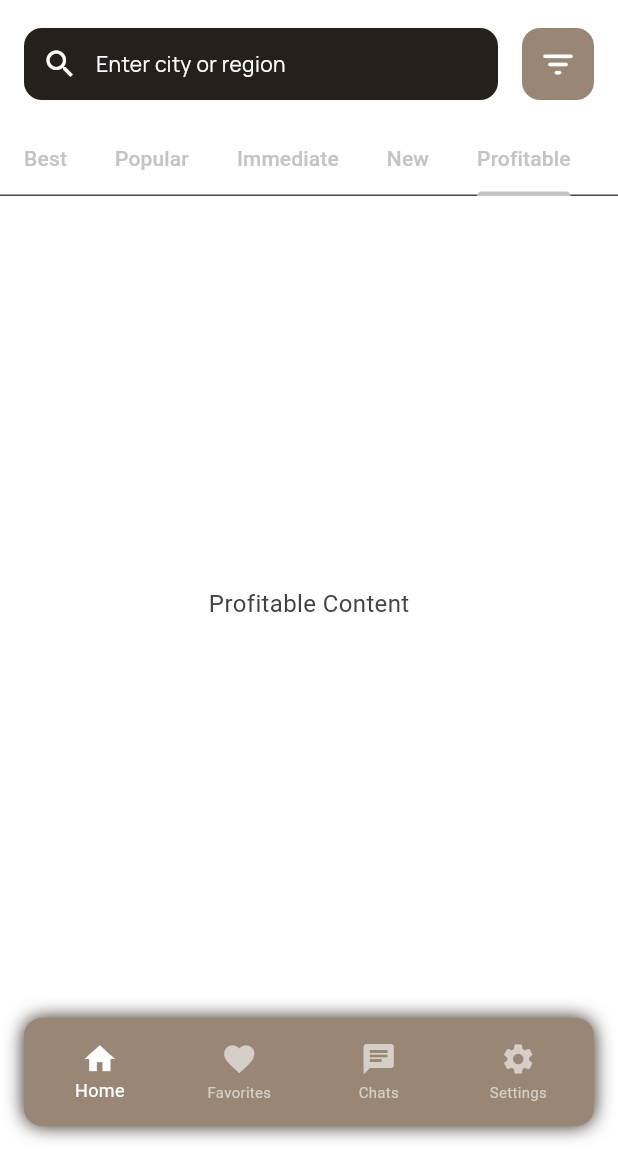
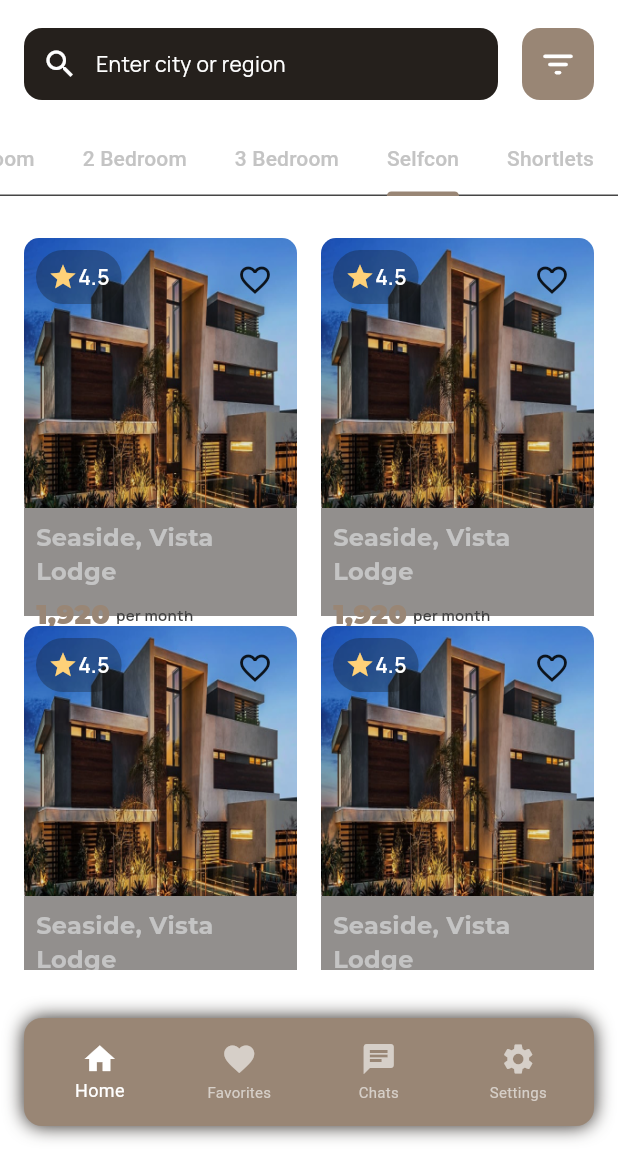
Before and after one commit to OgTEK/Arockt, a Flutter app: the screen it shows after launch, tab 5 chosen, after a tap on the "search" icon, on a phone screen of 412 x 824 dp, the part 86-1236 px from its top. Run offline on Flutter 3.47's test engine with Material 3 defaults, Android fonts, the phone set to English and light mode, and no system bars; our stand-ins replace carousel_slider, gap, google_fonts; network calls fail.

```diff
--- a/lib/components/agentcard.dart
+++ b/lib/components/agentcard.dart
@@ -19,18 +19,12 @@ class AgentCard extends StatelessWidget {
 
   @override
   Widget build(BuildContext context) {
-    return Container(
-      decoration: BoxDecoration(
-        border: Border(
-        ),
-      ),
-
-      child: Column(
-        crossAxisAlignment: CrossAxisAlignment.center,
+    return Column(
+      crossAxisAlignment: CrossAxisAlignment.start,
       children: [
         Container(
-            height: 100,
-            width: 110,
+          height: 120,
+          width: 140,
           decoration: const BoxDecoration(
             image: DecorationImage(
               image: AssetImage(
@@ -41,37 +35,31 @@ class AgentCard extends StatelessWidget {
             ),
             borderRadius: BorderRadius.vertical(top: Radius.circular(10)),
           ),
-          ),
-          Gap(12),
-          Container(
-            // width: 130,
-            // height: 180,
-            // color: Color(0xFF25201C),
-            child: Column(
+        ),//image
+        Gap(8),
+        Row(
           mainAxisAlignment: MainAxisAlignment.start,
-              crossAxisAlignment: CrossAxisAlignment.start,
+          crossAxisAlignment: CrossAxisAlignment.center,
           children: [
             Text(
               Name,
               style: GoogleFonts.montserrat(
-                    fontWeight: FontWeight.bold,
-                    fontSize: 16,
+                fontWeight: FontWeight.normal,
+                fontSize: 14,
                 color: const Color(0xFFC4C4C4),
               ),
             ),
-                Gap(4),
+            Gap(36),
             Text(
               rating,
               style: GoogleFonts.sen(
-                    fontSize: 16,
-                    color: const Color(0xFFA1A7B0),
+                fontSize: 12,
+                color: const Color(0XFFFFD178),
               ),
             ),
           ],
         ),
-          ),
       ],
-      ),
     );
   }
 }
--- /dev/null
+++ b/lib/components/grid_property_card.dart
@@ -0,0 +1,213 @@
+import 'package:flutter/material.dart';
+import 'package:gap/gap.dart';
+import 'package:google_fonts/google_fonts.dart';
+
+import '../pages/property_detail.dart';
+
+class GridPropertyCard extends StatelessWidget {
+  final int index;
+  final String propertyName;
+  final String propertyImage;
+  final String tenure;
+  final String rating;
+  final String size;
+  final String price;
+  final String rooms;
+  final String address;
+
+  const GridPropertyCard({
+    super.key,
+    required this.index,
+    required this.propertyName,
+    required this.propertyImage,
+    required this.tenure,
+    required this.rating,
+    required this.price,
+    required this.rooms,
+    required this.size,
+    required this.address,
+  });
+
+  @override
+  Widget build(BuildContext context) {
+    return GestureDetector(
+      onTap: (){
+        Navigator.push(
+          context,
+          PageRouteBuilder(
+            pageBuilder: (context, animation, secondaryAnimation) => const PropertyDetailPage(),
+            transitionsBuilder: (context, animation, secondaryAnimation, child) {
+              const begin = Offset(1, -0.0);
+              const end = Offset.zero;
+              const curve = Curves.fastOutSlowIn;
+
+              final tween = Tween(begin: begin, end: end);
+              final curvedAnimation = CurvedAnimation(
+                parent: animation,
+                curve: curve,
+              );
+
+              return SlideTransition(
+                position: tween.animate(curvedAnimation),
+                child: child,
+              );
+            },),
+        );
+      },
+      child: Column(
+        crossAxisAlignment: CrossAxisAlignment.start,
+        mainAxisAlignment: MainAxisAlignment.start,
+        children: [
+          Container(
+            height: 180,
+            width: 200,
+            decoration: const BoxDecoration(
+              image: DecorationImage(
+                image: AssetImage(
+                  'assets/images/House1.png',
+                ),
+                fit: BoxFit.cover,
+              ),
+              borderRadius: BorderRadius.vertical(top: Radius.circular(10)),
+            ),
+            child: Stack(
+              children: [
+                Positioned(
+                  top: 8,
+                  left: 8,
+                  child: IntrinsicWidth(
+                    child: Container(
+                      // width: 65,
+                      // height: 30,
+                      padding: const EdgeInsets.all(8),
+                      decoration: BoxDecoration(
+                        color: const Color(0XFF121212).withOpacity(0.3),
+                        borderRadius: BorderRadius.circular(100.0),
+                        backgroundBlendMode: BlendMode.darken,
+                      ),
+                      child: Row(
+                        // mainAxisAlignment: MainAxisAlignment.start,
+                        children: [
+                          const Icon(
+                            Icons.star,
+                            size: 20,
+                            color: Color(0XFFFFD178),
+                          ),
+
+                          // Gap(0),
+                          Text(
+                            rating,
+                            style: GoogleFonts.manrope(
+                              fontSize: 14,
+                              fontWeight: FontWeight.w600,
+                              color: const Color(0xFFFFFFFF),
+                            ),
+                          ),
+                          // Gap(),
+                        ],
+                      ),
+                    ),
+                  ),
+                ),
+                Positioned(
+                    top: 16,
+                    right: 16,
+                    child: InkWell(
+                      onTap: () {
+                        print('>>>>>>>>> clicked');
+                      },
+                      splashColor: Colors.red,
+                      child: const Icon(Icons.favorite_border),
+                    )),
+              ],
+            ), // CONTAINS ratings and favourites
+          ),
+          //const Gap(2),
+          Container(
+            height: 72,
+            width: 200,
+            color: const Color(0XFF25201C).withOpacity(0.5),
+
+            child: Padding(
+              padding: const EdgeInsets.all(8.0),
+              child: Column(
+                crossAxisAlignment: CrossAxisAlignment.start,
+                children: [
+                  Text(
+                    //Name
+                    propertyName,
+                    style: GoogleFonts.montserrat(
+                      fontWeight: FontWeight.bold,
+                      fontSize: 16,
+                      color: const Color(0xFFC4C4C4),
+                    ),
+                  ),
+                  // Row(
+                  //   children: [
+                  //     Row(
+                  //       children: [
+                  //         const Icon(
+                  //           Icons.square_foot_rounded,
+                  //           size: 20,
+                  //           color: Color(0xFFA1A7B0),
+                  //         ),
+                  //         const Gap(4),
+                  //         Text(
+                  //           size,
+                  //           style: GoogleFonts.sen(
+                  //             fontSize: 12,
+                  //             color: const Color(0xFFA1A7B0),
+                  //           ),
+                  //         ),
+                  //       ],
+                  //     ),
+                  //     const Gap(16),
+                  //     Row(
+                  //       children: [
+                  //         const Icon(
+                  //           Icons.bed_rounded,
+                  //           size: 20,
+                  //           color: Color(0xFFA1A7B0),
+                  //         ),
+                  //         const Gap(6),
+                  //         Text(
+                  //           rooms,
+                  //           style: GoogleFonts.sen(
+                  //             fontSize: 12,
+                  //             color: const Color(0xFFA1A7B0),
+                  //           ),
+                  //         ),
+                  //       ],
+                  //     ),
+                  //   ],
+                  // ),
+                  const Gap(4),
+                  Row(
+                    mainAxisAlignment: MainAxisAlignment.start,
+                    crossAxisAlignment: CrossAxisAlignment.center,
+                    children: [
+                      Text(
+                        //property name
+                        price,
+                        style: GoogleFonts.montserrat(
+                            fontWeight: FontWeight.w900,
+                            fontSize: 18,
+                            color: const Color(0xFF998675)),
+                      ),
+                      const Gap(4),
+                      Text(
+                        tenure,
+                        style: GoogleFonts.manrope(
+                            fontSize: 10, fontWeight: FontWeight.w600),
+                      ),
+                    ],
+                  ),
+                ],
+              ),
+            ),
+          ),
+        ],
+      ),
+    );
+  }
+}
--- a/lib/pages/home.dart
+++ b/lib/pages/home.dart
@@ -1,6 +1,8 @@
 import 'package:flutter/cupertino.dart';
 import 'package:flutter/material.dart';
 import 'package:gap/gap.dart';
+import '../components/favpropertycard.dart';
+import '../components/grid_property_card.dart';
 import '/components/propertycard.dart';
 import '/components/searchandfilter.dart';
 import '/components/loc_profile.dart';
@@ -13,7 +15,7 @@ class HomePage extends StatelessWidget {
   @override
   Widget build(BuildContext context) {
     return const DefaultTabController(
-      length: 5, // Number of tabs
+      length: 6, // Number of tabs
       child: SafeArea(
         child: Scaffold(
           body: Padding(
@@ -25,18 +27,22 @@ class HomePage extends StatelessWidget {
                 Padding(
                   padding: EdgeInsets.symmetric(vertical: 12),
                   child: TabBar(
-                    indicatorColor: Color(0XFFC4C4C4),
-                    unselectedLabelColor: Color(0XFFC4C4C4),
+                    indicatorColor: Color(0XFF998675),
+                    unselectedLabelColor:
+                        Color(0XFFC4C4C4), //  color: const Color(0XFF25201C),
+
                     labelColor: Color(0XFFC4C4C4),
                     tabAlignment: TabAlignment.start,
                     isScrollable:
                         true, // Allows scrolling if there are many tabs
                     tabs: [
                       Tab(text: 'Best'),
-                      Tab(text: 'Popular'),
-                      Tab(text: 'Immediate'),
-                      Tab(text: 'New'),
-                      Tab(text: 'Profitable'),
+                      Tab(text: '1 Bedroom'),
+                      Tab(text: '2 Bedroom'),
+                      Tab(text: '3 Bedroom'),
+                      Tab(text: 'Selfcon'),
+                      Tab(text: 'Shortlets'),
+                      // Tab(text: 'Popular'),
                     ],
                   ),
                 ), //tabs setup and styles
@@ -48,6 +54,7 @@ class HomePage extends StatelessWidget {
                       ImmediateTab(),
                       NewTab(),
                       ProfitableTab(),
+                      NotificationsTab()
                     ],
                   ),
                 ),
@@ -70,13 +77,14 @@ class BestTab extends StatelessWidget {
         children: [
           CarouselSlider(
               options: CarouselOptions(
-                height: 490.0,
+                height: 450.0,
                 enableInfiniteScroll: true,
                 autoPlay: true,
                 enlargeCenterPage: true,
                 viewportFraction: 0.8,
                 aspectRatio: 16 / 9,
                 initialPage: 0,
+                enlargeFactor: 0.2,
               ),
               items: List.generate(8, (index) {
                 return Builder(builder: (BuildContext) {
@@ -92,7 +100,7 @@ class BestTab extends StatelessWidget {
                   );
                 });
               })),
-          Gap(24),
+          Gap(2),
           Container(
             height: 164,
             child: ListView.builder(
@@ -112,7 +120,6 @@ class BestTab extends StatelessWidget {
             ),
           ),
           Gap(24),
-
         ],
       ),
     );
@@ -151,7 +158,50 @@ class ImmediateTab extends StatelessWidget {
 
   @override
   Widget build(BuildContext context) {
-    return const Center(child: Text('Immediate Content'));
+    // return ListView.builder(
+    //   itemCount: 4,
+    //   scrollDirection: Axis.vertical,
+    //   itemBuilder: (context, index) {
+    //     return Padding(
+    //       padding: const EdgeInsets.only(left: 16),
+    //       child: GridPropertyCard(
+    //         index: index,
+    //         propertyName: "Seaside, Vista Lodge",
+    //         rating: '4.5',
+    //         rooms: "6 bedrooms",
+    //         price: "1,920",
+    //         tenure: "per month",
+    //         propertyImage: "House1.png",
+    //         size: "714m2", address: '',
+    //       ),
+    //     );
+    //   },
+    // );
+
+    return Padding(
+        padding: const EdgeInsets.all(16.0),
+        child: GridView.builder(
+          gridDelegate: const SliverGridDelegateWithFixedCrossAxisCount(
+            crossAxisCount: 2,
+            childAspectRatio: 0.75,
+            crossAxisSpacing: 16,
+            mainAxisSpacing: 16,
+          ),
+          itemCount: 11,
+          itemBuilder: (context, index) {
+            return GridPropertyCard(
+              index: index,
+              propertyName: "Seaside, Vista Lodge",
+              rating: '4.5',
+              rooms: "6 bedrooms",
+              price: "1,920",
+              tenure: "per month",
+              propertyImage: "House1.png",
+              size: "714m2",
+              address: '',
+            );
+          },
+        ));
   }
 }
 
@@ -160,7 +210,30 @@ class NewTab extends StatelessWidget {
 
   @override
   Widget build(BuildContext context) {
-    return const Center(child: Text('New Content'));
+    return Padding(
+        padding: const EdgeInsets.all(16.0),
+        child: GridView.builder(
+          gridDelegate: const SliverGridDelegateWithFixedCrossAxisCount(
+            crossAxisCount: 2,
+            childAspectRatio: 0.75,
+            crossAxisSpacing: 16,
+            mainAxisSpacing: 16,
+          ),
+          itemCount: 12,
+          itemBuilder: (context, index) {
+            return GridPropertyCard(
+              index: index,
+              propertyName: "Seaside, Vista Lodge",
+              rating: '4.5',
+              rooms: "6 bedrooms",
+              price: "1,920",
+              tenure: "per month",
+              propertyImage: "House1.png",
+              size: "714m2",
+              address: '',
+            );
+          },
+        ));
   }
 }
 
@@ -169,6 +242,61 @@ class ProfitableTab extends StatelessWidget {
 
   @override
   Widget build(BuildContext context) {
-    return const Center(child: Text('Profitable Content'));
+    return Padding(
+        padding: const EdgeInsets.all(16.0),
+        child: GridView.builder(
+          gridDelegate: const SliverGridDelegateWithFixedCrossAxisCount(
+            crossAxisCount: 2,
+            childAspectRatio: 0.75,
+            crossAxisSpacing: 16,
+            mainAxisSpacing: 16,
+          ),
+          itemCount: 12,
+          itemBuilder: (context, index) {
+            return GridPropertyCard(
+              index: index,
+              propertyName: "Seaside, Vista Lodge",
+              rating: '4.5',
+              rooms: "6 bedrooms",
+              price: "1,920",
+              tenure: "per month",
+              propertyImage: "House1.png",
+              size: "714m2",
+              address: '',
+            );
+          },
+        ));
   }
 }
+
+class NotificationsTab extends StatelessWidget {
+  const NotificationsTab({super.key});
+
+  @override
+  Widget build(BuildContext context) {
+    return Padding(
+        padding: const EdgeInsets.all(16.0),
+        child: GridView.builder(
+          gridDelegate: const SliverGridDelegateWithFixedCrossAxisCount(
+            crossAxisCount: 2,
+            childAspectRatio: 0.75,
+            crossAxisSpacing: 16,
+            mainAxisSpacing: 16,
+          ),
+          itemCount: 13,
+          itemBuilder: (context, index) {
+            return GridPropertyCard(
+              index: index,
+              propertyName: "Seaside, Vista Lodge",
+              rating: '4.5',
+              rooms: "6 bedrooms",
+              price: "1,920",
+              tenure: "per month",
+              propertyImage: "House1.png",
+              size: "714m2",
+              address: '',
+            );
+          },
+        ));
+  }
+}
```
Also changed, not shown: lib/components/propertycard.dart (+29 -1 lines), lib/components/propertydetails_component.dart (added, +195 -0 lines), lib/pages/property_detail.dart (added, +60 -0 lines). Lines whose indentation alone changed are shown as unchanged.
